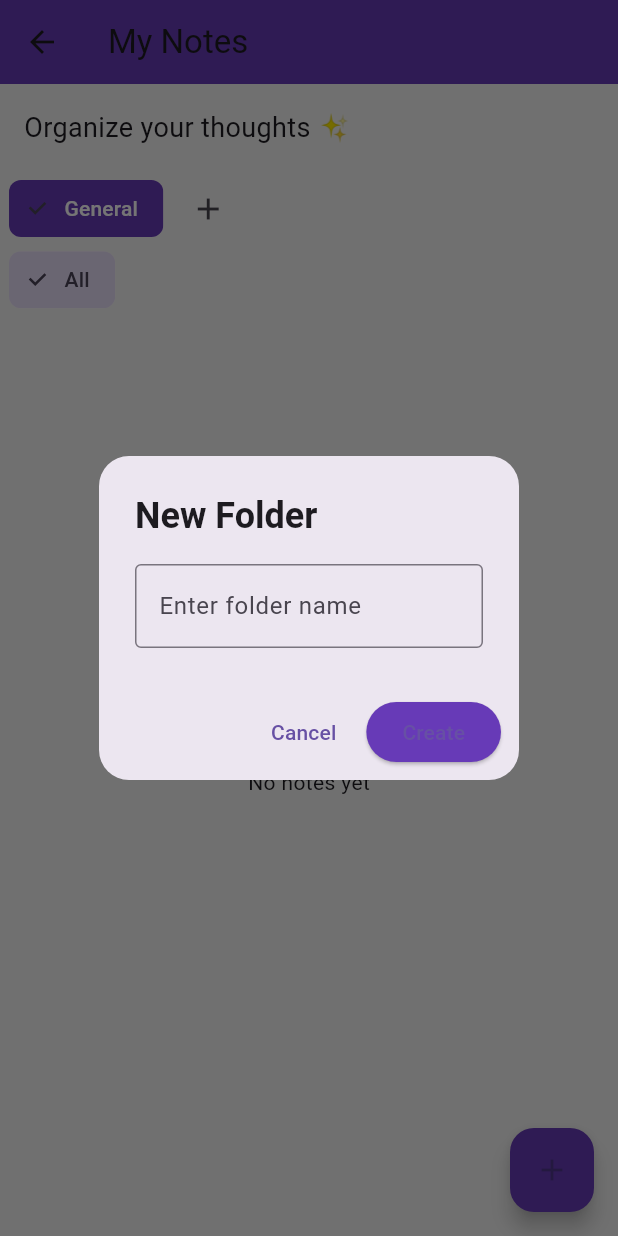
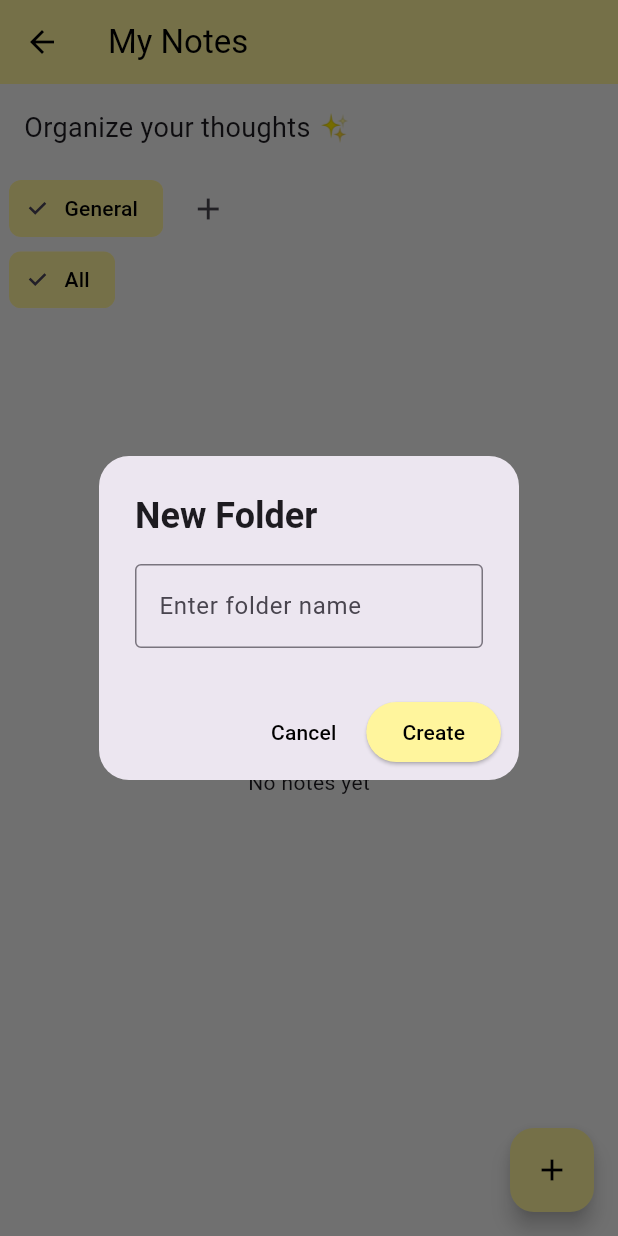
Before and after one commit to SrushtiTarate8/college-student-app, a Flutter app: the NotesScreen screen opened directly, after a tap on the "add" icon, on a phone screen of 412 x 824 dp. Run offline on Flutter 3.47's test engine with Material 3 defaults, Android fonts, the phone set to English and light mode, and no system bars; our stand-ins replace file_picker, image_picker.

Commit message:
Yellow colour added

```diff
--- a/lib/screens/notes_screen.dart
+++ b/lib/screens/notes_screen.dart
@@ -2,6 +2,9 @@ import 'dart:io';
 import 'package:flutter/material.dart';
 import 'package:image_picker/image_picker.dart';
 import 'package:file_picker/file_picker.dart';
+
+// ✅ added color
+const Color notesYellow = Color(0xFFFFF59D);
 
 class NotesScreen extends StatefulWidget {
   const NotesScreen({super.key});
@@ -120,16 +123,17 @@ class _NotesScreenState extends State<NotesScreen> {
         ),
         actionsPadding: const EdgeInsets.symmetric(horizontal: 12, vertical: 8),
         actions: [
-          // ❌ Cancel button (missing before)
           TextButton(
+            style: TextButton.styleFrom(
+              foregroundColor: Colors.black, // ✅ make text black
+            ),
             onPressed: () => Navigator.pop(context),
             child: const Text("Cancel"),
           ),
-
-          // ✅ Create button
           ElevatedButton(
             style: ElevatedButton.styleFrom(
-              backgroundColor: Colors.deepPurple,
+              backgroundColor: notesYellow, // ✅ changed
+              foregroundColor: Colors.black,
               shape: RoundedRectangleBorder(
                 borderRadius: BorderRadius.circular(20),
               ),
@@ -179,14 +183,16 @@ class _NotesScreenState extends State<NotesScreen> {
               pickFile();
             },
           ),
-
-          // ✅ CANCEL BUTTON (this was missing)
           TextButton(
+            style: TextButton.styleFrom(foregroundColor: Colors.black),
             onPressed: () => Navigator.pop(context),
             child: const Text("Cancel"),
           ),
-
           ElevatedButton(
+            style: ElevatedButton.styleFrom(
+              foregroundColor: Colors.black, // ✅ add this
+              backgroundColor: notesYellow,
+            ),
             onPressed: () {
               addNote(controller.text);
               Navigator.pop(context);
@@ -202,13 +208,11 @@ class _NotesScreenState extends State<NotesScreen> {
   Widget build(BuildContext context) {
     final allNotes = folders[selectedFolder]!;
 
-    // extract unique dates
     final dates = allNotes
         .map((note) => formatDate(note["date"]))
         .toSet()
         .toList();
 
-    // filter notes by date
     final notes = selectedDate == null
         ? allNotes
         : allNotes
@@ -219,7 +223,8 @@ class _NotesScreenState extends State<NotesScreen> {
       backgroundColor: Colors.grey[100],
       appBar: AppBar(
         title: const Text("My Notes"),
-        backgroundColor: Colors.deepPurple,
+        backgroundColor: notesYellow, // ✅ changed
+        foregroundColor: Colors.black, // ✅ for visibility
       ),
       body: Column(
         crossAxisAlignment: CrossAxisAlignment.start,
@@ -232,7 +237,6 @@ class _NotesScreenState extends State<NotesScreen> {
             ),
           ),
 
-          // 📁 FOLDER CHIPS (unchanged UI)
           SizedBox(
             height: 50,
             child: ListView(
@@ -252,9 +256,9 @@ class _NotesScreenState extends State<NotesScreen> {
                           selectedDate = null;
                         });
                       },
-                      selectedColor: Colors.deepPurple,
+                      selectedColor: notesYellow, // ✅ changed
                       labelStyle: TextStyle(
-                        color: isSelected ? Colors.white : Colors.black,
+                        color: isSelected ? Colors.black : Colors.black,
                       ),
                     ),
                   );
@@ -264,7 +268,6 @@ class _NotesScreenState extends State<NotesScreen> {
             ),
           ),
 
-          // 📅 DATE CHIPS (NEW)
           SizedBox(
             height: 45,
             child: ListView(
@@ -275,6 +278,10 @@ class _NotesScreenState extends State<NotesScreen> {
                   child: ChoiceChip(
                     label: const Text("All"),
                     selected: selectedDate == null,
+                    selectedColor: notesYellow, // ✅ add this
+                    labelStyle: TextStyle(
+                      color: selectedDate == null ? Colors.black : Colors.black,
+                    ),
                     onSelected: (_) {
                       setState(() {
                         selectedDate = null;
@@ -288,6 +295,12 @@ class _NotesScreenState extends State<NotesScreen> {
                     child: ChoiceChip(
                       label: Text(date),
                       selected: selectedDate == date,
+                      selectedColor: notesYellow, // ✅ THIS LINE ADDED
+                      labelStyle: TextStyle(
+                        color: selectedDate == date
+                            ? Colors.black
+                            : Colors.black,
+                      ),
                       onSelected: (_) {
                         setState(() {
                           selectedDate = date;
@@ -302,7 +315,6 @@ class _NotesScreenState extends State<NotesScreen> {
 
           const SizedBox(height: 10),
 
-          // 📝 NOTES (unchanged UI)
           Expanded(
             child: notes.isEmpty
                 ? const Center(child: Text("No notes yet"))
@@ -371,7 +383,8 @@ class _NotesScreenState extends State<NotesScreen> {
       ),
       floatingActionButton: FloatingActionButton(
         onPressed: showAddNoteDialog,
-        backgroundColor: Colors.deepPurple,
+        backgroundColor: notesYellow, // ✅ changed
+        foregroundColor: Colors.black,
         child: const Icon(Icons.add),
       ),
     );
```
